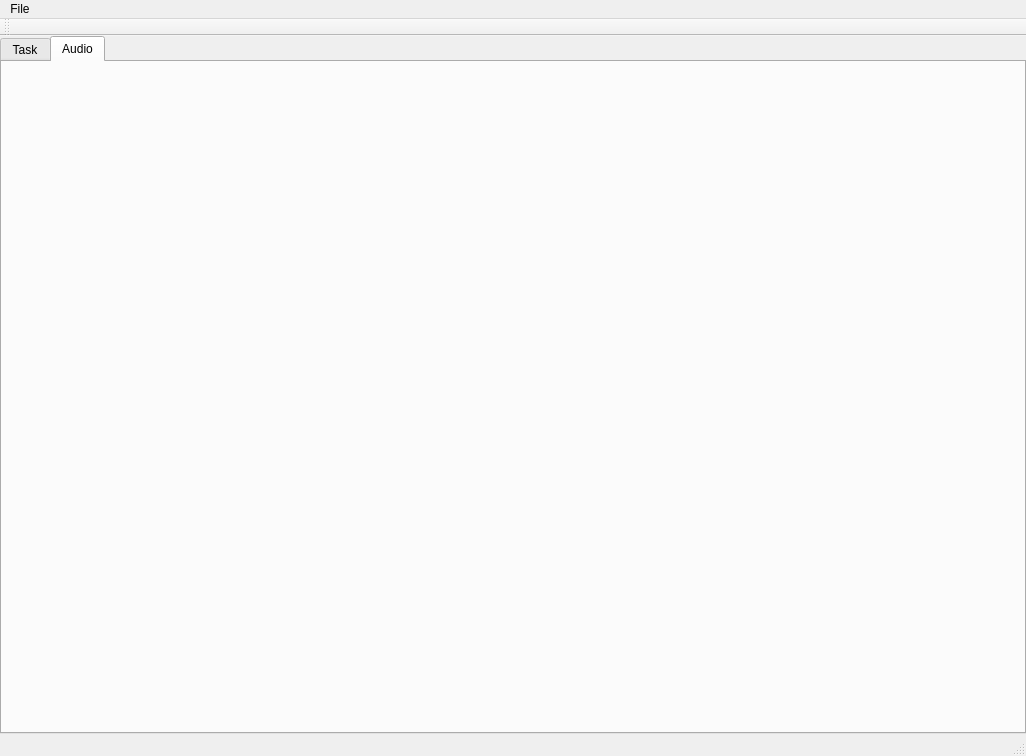
The window that mainwindow.ui (Painless-VR-Capstone/Qt-ClientApp) describes before a commit, drawn with Qt 5.
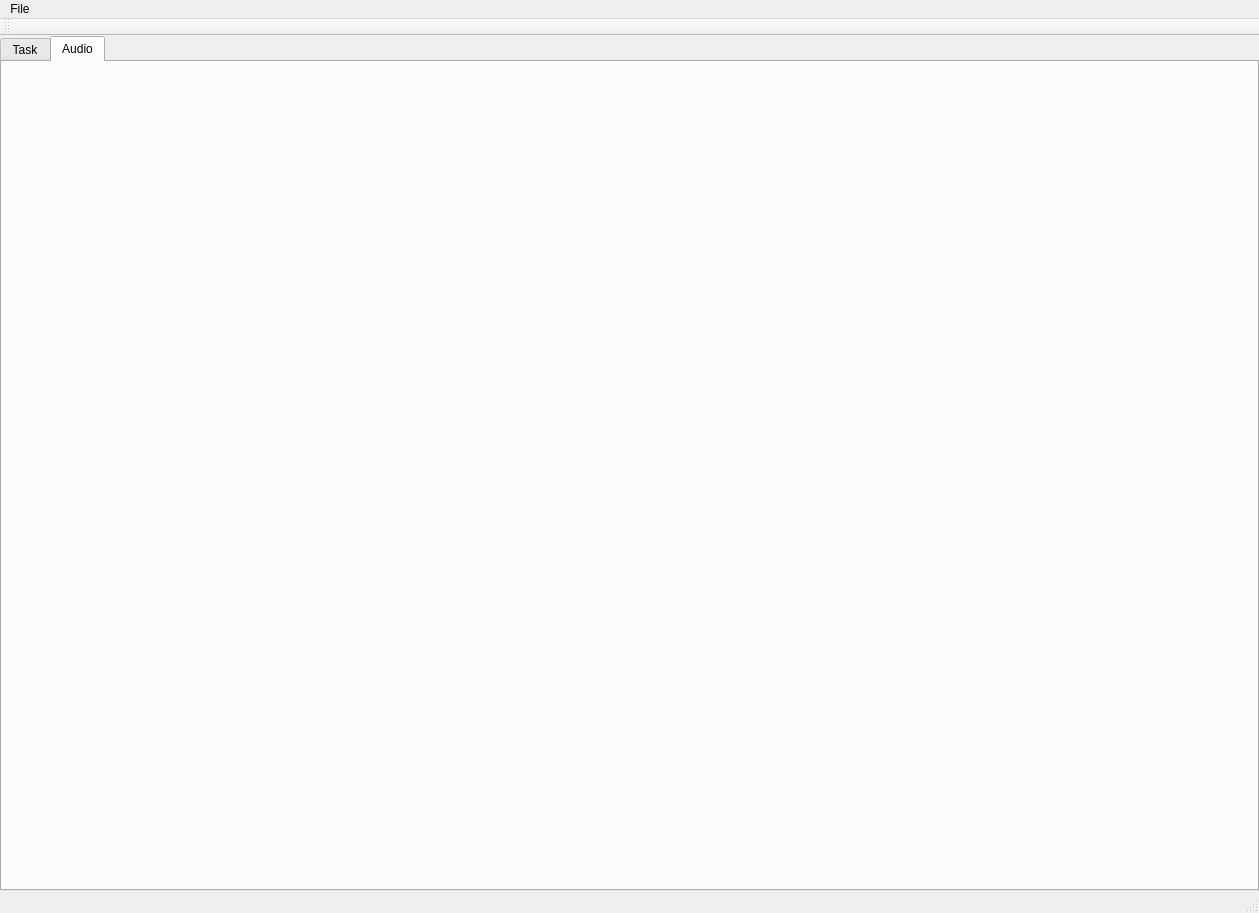
The same window after the commit.

The edit to the form file:
```diff
--- a/mainwindow.ui
+++ b/mainwindow.ui
@@ -6,8 +6,8 @@
    <rect>
     <x>0</x>
     <y>0</y>
-    <width>1026</width>
-    <height>756</height>
+    <width>1259</width>
+    <height>913</height>
    </rect>
   </property>
   <property name="sizePolicy">
@@ -63,7 +63,7 @@
     <rect>
      <x>0</x>
      <y>0</y>
-     <width>1026</width>
+     <width>1259</width>
      <height>25</height>
     </rect>
    </property>
```
